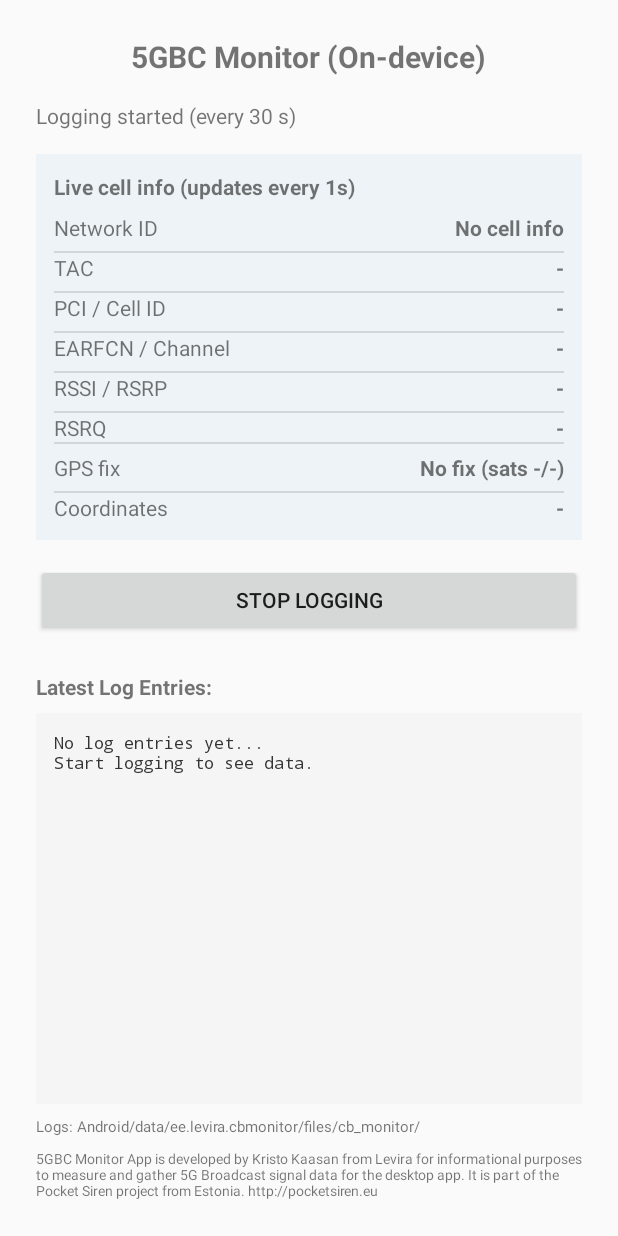
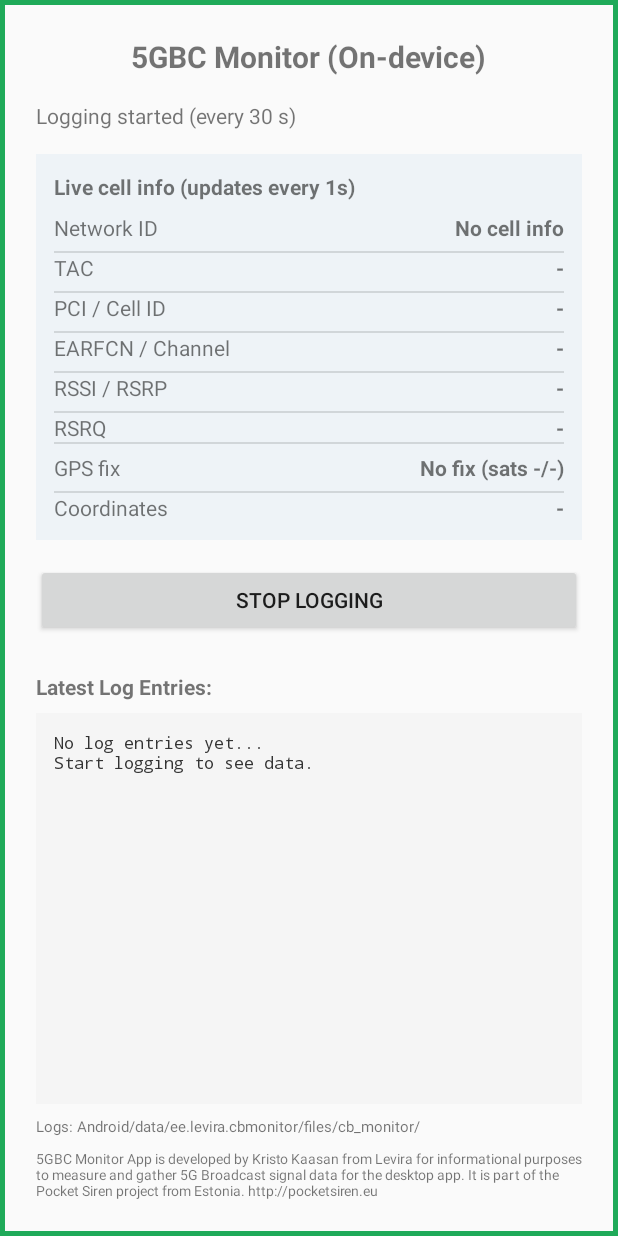
Before and after one commit to kkaasan/5GBC_phone_monitor, an Android app: the screen it shows after launch (MainActivity), after a tap on "START LOGGING", on a phone screen of 412 x 824 dp. Run offline under Robolectric (Android 15) with nearby library versions, the phone set to English and light mode, and no system bars.

Commit message:
Add logging border when active

```diff
--- a/android_app/app/src/main/java/ee/levira/cbmonitor/MainActivity.kt
+++ b/android_app/app/src/main/java/ee/levira/cbmonitor/MainActivity.kt
@@ -13,6 +13,7 @@ import android.graphics.Color
 import android.widget.Button
 import android.widget.TextView
 import android.widget.LinearLayout
+import android.view.View
 import androidx.activity.result.contract.ActivityResultContracts
 import androidx.appcompat.app.AppCompatActivity
 import androidx.core.content.ContextCompat
@@ -59,6 +60,7 @@ class MainActivity : AppCompatActivity() {
     private var lastLocation: Location? = null
     private var locationCallbackRegistered = false
     private var liveLocationListener: LocationListener? = null
+    private lateinit var loggingBorder: View
 
     private val permissionLauncher = registerForActivityResult(
         ActivityResultContracts.RequestMultiplePermissions()
@@ -90,6 +92,7 @@ class MainActivity : AppCompatActivity() {
         logView = findViewById(R.id.logView)
         gpsRow = findViewById(R.id.gpsRow)
         coordsRow = findViewById(R.id.coordsRow)
+        loggingBorder = findViewById(R.id.loggingBorder)
         val startButton: Button = findViewById(R.id.startButton)
 
         startButton.setOnClickListener {
@@ -105,6 +108,7 @@ class MainActivity : AppCompatActivity() {
         startLiveUpdates()
         isLogging = isServiceRunning()
         updateButtonLabel()
+        updateLoggingBorder()
         if (isLogging) {
             startLogUpdates()
             statusText.text = "Logging active (every 30 s)"
@@ -118,6 +122,7 @@ class MainActivity : AppCompatActivity() {
         startLiveUpdates()
         isLogging = isServiceRunning()
         updateButtonLabel()
+        updateLoggingBorder()
         if (isLogging) startLogUpdates()
     }
 
@@ -166,13 +171,17 @@ class MainActivity : AppCompatActivity() {
 
     private fun startLogging() {
         requestPermissionsIfNeeded {
+            val newSessionId = SimpleDateFormat("yyyyMMdd_HHmmss", Locale.US).format(Date())
             ContextCompat.startForegroundService(
                 this,
-                Intent(this, MonitoringService::class.java)
+                Intent(this, MonitoringService::class.java).apply {
+                    putExtra("session_id", newSessionId)
+                }
             )
             isLogging = true
             statusText.text = "Logging started (every 30 s)"
             updateButtonLabel()
+            updateLoggingBorder()
             startLogUpdates()
         }
     }
@@ -182,6 +191,7 @@ class MainActivity : AppCompatActivity() {
         isLogging = false
         statusText.text = "Logging stopped"
         updateButtonLabel()
+        updateLoggingBorder()
         stopLogUpdates()
     }
 
@@ -237,6 +247,12 @@ class MainActivity : AppCompatActivity() {
         liveUpdateHandler.postDelayed({
             updateLiveData()
         }, 1000) // every second
+    }
+
+    private fun updateLoggingBorder() {
+        if (::loggingBorder.isInitialized) {
+            loggingBorder.visibility = if (isLogging) View.VISIBLE else View.GONE
+        }
     }
 
     private fun updateLiveData() {
--- /dev/null
+++ b/android_app/app/src/main/res/drawable/logging_border.xml
@@ -0,0 +1,8 @@
+<?xml version="1.0" encoding="utf-8"?>
+<shape xmlns:android="http://schemas.android.com/apk/res/android"
+    android:shape="rectangle">
+    <solid android:color="@android:color/transparent" />
+    <stroke
+        android:width="3dp"
+        android:color="#1FAA59" />
+</shape>
--- a/android_app/app/src/main/res/layout/activity_main.xml
+++ b/android_app/app/src/main/res/layout/activity_main.xml
@@ -1,5 +1,10 @@
 <?xml version="1.0" encoding="utf-8"?>
-<LinearLayout xmlns:android="http://schemas.android.com/apk/res/android"
+<FrameLayout xmlns:android="http://schemas.android.com/apk/res/android"
+    android:layout_width="match_parent"
+    android:layout_height="match_parent">
+
+    <LinearLayout
+        android:id="@+id/contentRoot"
         android:layout_width="match_parent"
         android:layout_height="match_parent"
         android:orientation="vertical"
@@ -260,3 +265,15 @@
             android:paddingTop="8dp" />
 
     </LinearLayout>
+
+    <View
+        android:id="@+id/loggingBorder"
+        android:layout_width="match_parent"
+        android:layout_height="match_parent"
+        android:background="@drawable/logging_border"
+        android:importantForAccessibility="no"
+        android:clickable="false"
+        android:focusable="false"
+        android:visibility="gone" />
+
+</FrameLayout>
```
Also changed, not shown: android_app/app/src/main/java/ee/levira/cbmonitor/MonitoringService.kt (+4 -17 lines). Lines whose indentation alone changed are shown as unchanged.
